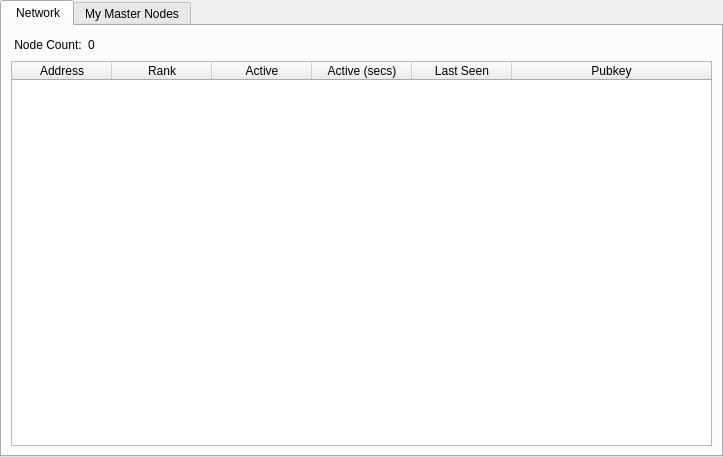
This is src/qt/forms/masternodemanager.ui in galaxycash/truegalaxycash as Qt 5 draws it before an edit. The edited form follows.
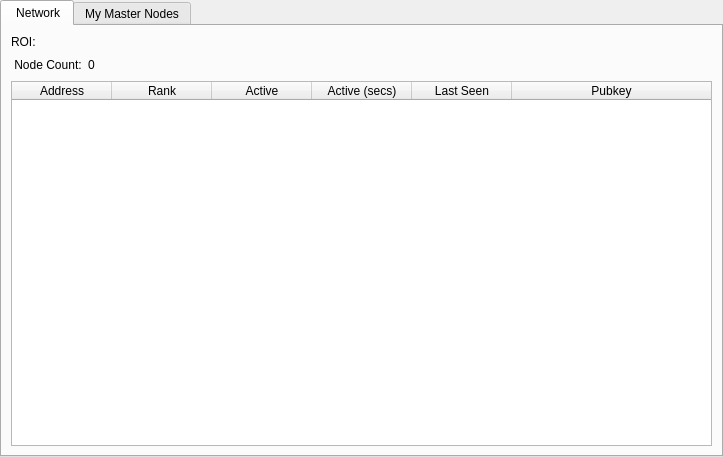
This is the edited form. The open tabs and pages were chosen to show the change.

Patch:
```diff
--- a/src/qt/forms/masternodemanager.ui
+++ b/src/qt/forms/masternodemanager.ui
@@ -41,7 +41,7 @@
          <string> Network</string>
         </attribute>
         <layout class="QGridLayout" name="gridLayout">
-         <item row="1" column="0">
+         <item row="2" column="0">
           <widget class="QTableWidget" name="tableWidget">
            <property name="editTriggers">
             <set>QAbstractItemView::NoEditTriggers</set>
@@ -90,7 +90,7 @@
            </column>
           </widget>
          </item>
-         <item row="0" column="0">
+         <item row="1" column="0">
           <layout class="QHBoxLayout" name="horizontalLayout_3">
            <property name="bottomMargin">
             <number>0</number>
@@ -124,6 +124,13 @@
            </item>
           </layout>
          </item>
+         <item row="0" column="0">
+          <widget class="QLabel" name="roi">
+           <property name="text">
+            <string>ROI:</string>
+           </property>
+          </widget>
+         </item>
         </layout>
        </widget>
        <widget class="QWidget" name="tab_2">
```
Left out of the diff: 2 changed lines with no effect on the pictures.
